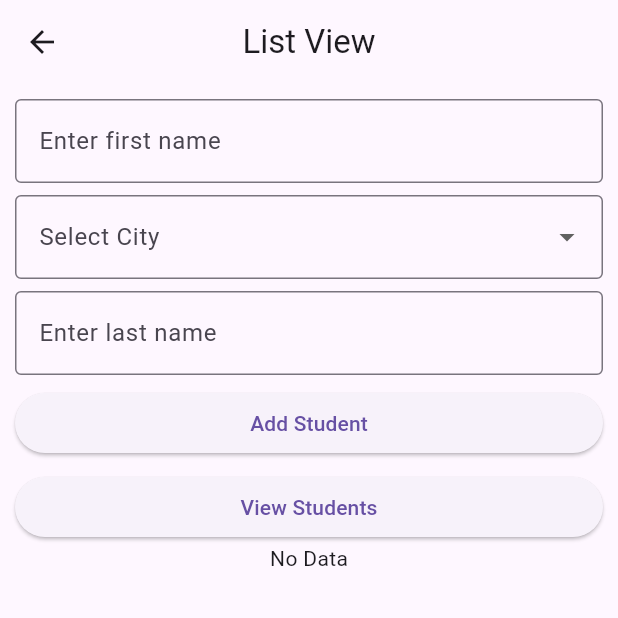
After one commit to Pramudita29/flutter_app, a Flutter app: the StudentDetailsView screen opened directly, on a phone screen of 412 x 824 dp, the top half of it. The commit adds this screen. Run offline on Flutter 3.47's test engine with Material 3 defaults, Android fonts, the phone set to English and light mode, and no system bars.

Commit message:
All in One

```diff
--- a/Flutter Apps/first_flutter_app/lib/app.dart
+++ b/Flutter Apps/first_flutter_app/lib/app.dart
@@ -1,5 +1,10 @@
+//import 'package:first_flutter_app/view/column_view.dart';
+//import 'package:first_flutter_app/view/container_view.dart';
+import 'package:first_flutter_app/view/flexible_expanded_view.dart';
+import 'package:first_flutter_app/view/load_image_view.dart';
+import 'package:first_flutter_app/view/show_snack_bar_view.dart';
 import 'package:flutter/material.dart';
-import 'view/dashboard_view.dart'; // Import the Dashboard view
+//import 'view/dashboard_view.dart'; // Import the Dashboard view
 
 void main() {
   runApp(const MyApp());
@@ -13,7 +18,7 @@ class MyApp extends StatelessWidget {
     return const MaterialApp(
       debugShowCheckedModeBanner: false,
       title: 'First Assignment',
-      home: DashboardView(), // Start with the Dashboard view
+      home: SnackBarView(), // Start with the Dashboard view
     );
   }
 }
--- /dev/null
+++ b/Flutter Apps/first_flutter_app/lib/model/student.dart
@@ -0,0 +1,11 @@
+class Student {
+  final String fname;
+  final String lname;
+  final String city;
+
+  Student({
+  required this.fname,
+  required this.lname,
+  required this.city,
+});
+}
--- /dev/null
+++ b/Flutter Apps/first_flutter_app/lib/view/student_details_next_page.dart
@@ -0,0 +1,39 @@
+import 'package:flutter/material.dart';
+import 'package:first_flutter_app/model/student.dart';
+
+class StudentDetailPage extends StatelessWidget {
+  final Student student;
+
+  const StudentDetailPage({super.key, required this.student});
+
+  @override
+  Widget build(BuildContext context) {
+    return Scaffold(
+      appBar: AppBar(
+        title: Text("${student.fname} ${student.lname}"),
+      ),
+      body: Padding(
+        padding: const EdgeInsets.all(16.0),
+        child: Column(
+          crossAxisAlignment: CrossAxisAlignment.start,
+          children: [
+            Text(
+              "First Name: ${student.fname}",
+              style: const TextStyle(fontSize: 18),
+            ),
+            const SizedBox(height: 10),
+            Text(
+              "Last Name: ${student.lname}",
+              style: const TextStyle(fontSize: 18),
+            ),
+            const SizedBox(height: 10),
+            Text(
+              "City: ${student.city}",
+              style: const TextStyle(fontSize: 18),
+            ),
+          ],
+        ),
+      ),
+    );
+  }
+}
--- /dev/null
+++ b/Flutter Apps/first_flutter_app/lib/view/student_details_view.dart
@@ -0,0 +1,110 @@
+import 'package:first_flutter_app/core/common/student_list_view.dart';
+import 'package:first_flutter_app/model/student.dart';
+import 'package:flutter/material.dart';
+
+class StudentDetailsView extends StatefulWidget {
+  const StudentDetailsView({super.key});
+
+  @override
+  State<StudentDetailsView> createState() => _StudentDetailsViewState();
+}
+
+class _StudentDetailsViewState extends State<StudentDetailsView> {
+  final _gap = const SizedBox(height: 8);
+  final items = [
+    const DropdownMenuItem(value: "Kathmandu", child: Text("Kathmandu")),
+    const DropdownMenuItem(value: "Pokhara", child: Text("Pokhara")),
+    const DropdownMenuItem(value: "Chitwan", child: Text("Chitwan")),
+  ];
+  List<Student> lstStudents = [];
+
+  String? selectedCity;
+
+  //controller
+  final _fnameController = TextEditingController();
+  final _lnameController = TextEditingController();
+
+  @override
+  Widget build(BuildContext context) {
+    return Scaffold(
+      appBar: AppBar(
+        title: const Text("List View"),
+        centerTitle: true,
+        elevation: 0,
+      ),
+      body: Padding(
+        padding: const EdgeInsets.all(10.0),
+        child: Column(
+          children: [
+            TextFormField(
+              controller: _fnameController,
+              decoration: const InputDecoration(
+                labelText: "Enter first name",
+                border: OutlineInputBorder(),
+              ),
+            ),
+            _gap,
+            DropdownButtonFormField(
+              items: items,
+              onChanged: (value) {
+                setState(() {
+                  selectedCity = value;
+                });
+              },
+              decoration: const InputDecoration(
+                border: OutlineInputBorder(),
+                labelText: "Select City",
+              ),
+            ),
+            _gap,
+            TextFormField(
+              controller: _lnameController,
+              decoration: const InputDecoration(
+                labelText: "Enter last name",
+                border: OutlineInputBorder(),
+              ),
+            ),
+            _gap,
+            SizedBox(
+              width: double.infinity,
+              child: ElevatedButton(
+                  onPressed: () {
+                    Student student = Student(
+                        fname: _fnameController.text.trim(),
+                        lname: _lnameController.text.trim(),
+                        city: selectedCity!);
+                    setState(() {
+                      lstStudents.add(student);
+                    });
+                    debugPrint(lstStudents.length.toString());
+                  },
+                  child: const Text("Add Student")),
+            ),
+            _gap,
+            SizedBox(
+              width: double.infinity,
+              child: ElevatedButton(
+                  onPressed: () {
+                    Navigator.pushNamed(context, "/output",
+                        arguments: lstStudents);
+                  },
+                  child: const Text("View Students")),
+            ),
+
+            //Display student details in listView
+            lstStudents.isEmpty
+                ? const Text("No Data")
+                : StudentListView(lstStudents: lstStudents),
+          ],
+        ),
+      ),
+    );
+  }
+
+  @override
+  void dispose() {
+    _fnameController.dispose();
+    _lnameController.dispose();
+    super.dispose();
+  }
+}
--- a/Flutter Apps/first_flutter_app/pubspec.yaml
+++ b/Flutter Apps/first_flutter_app/pubspec.yaml
@@ -59,9 +59,9 @@ flutter:
   uses-material-design: true
 
   # To add assets to your application, add an assets section, like this:
-  # assets:
-  #   - images/a_dot_burr.jpeg
-  #   - images/a_dot_ham.jpeg
+  assets:
+    - assets/images/
+    - assets/icons/
 
   # An image asset can refer to one or more resolution-specific "variants", see
   # https://flutter.dev/to/resolution-aware-images
```
Also changed, not shown: Flutter Apps/first_flutter_app/lib/core/common/my_snackbar.dart (added, +14 -0 lines), Flutter Apps/first_flutter_app/lib/core/common/student_list_view.dart (added, +45 -0 lines), Flutter Apps/first_flutter_app/lib/main.dart (+14 -0 lines), Flutter Apps/first_flutter_app/lib/view/column_view.dart (added, +26 -0 lines), Flutter Apps/first_flutter_app/lib/view/container_view.dart (added, +28 -0 lines), Flutter Apps/first_flutter_app/lib/view/flexible_expanded_view.dart (added, +37 -0 lines), Flutter Apps/first_flutter_app/lib/view/load_image_view.dart (added, +52 -0 lines), Flutter Apps/first_flutter_app/lib/view/show_snack_bar_view.dart (added, +49 -0 lines), Flutter Apps/first_flutter_app/lib/view/student_output_view.dart (added, +28 -0 lines), Flutter Apps/first_flutter_app/assets/images/image1.jpg (added), Flutter Apps/first_flutter_app/assets/images/image2.jpeg (added).
